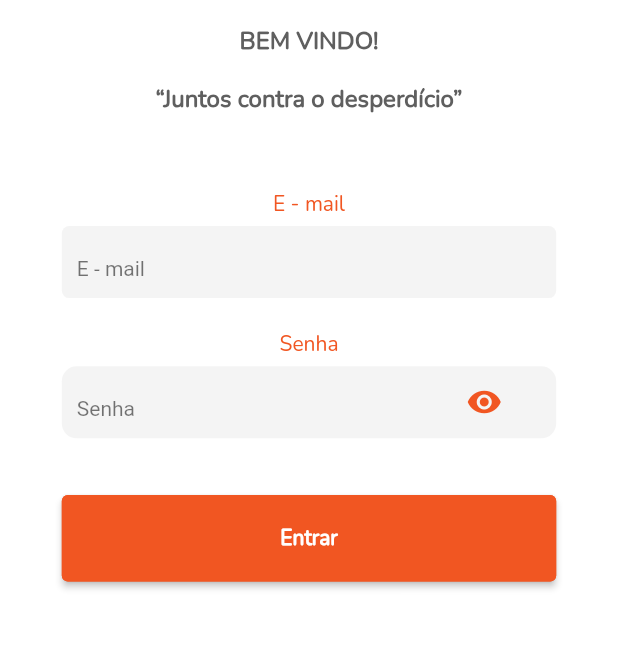
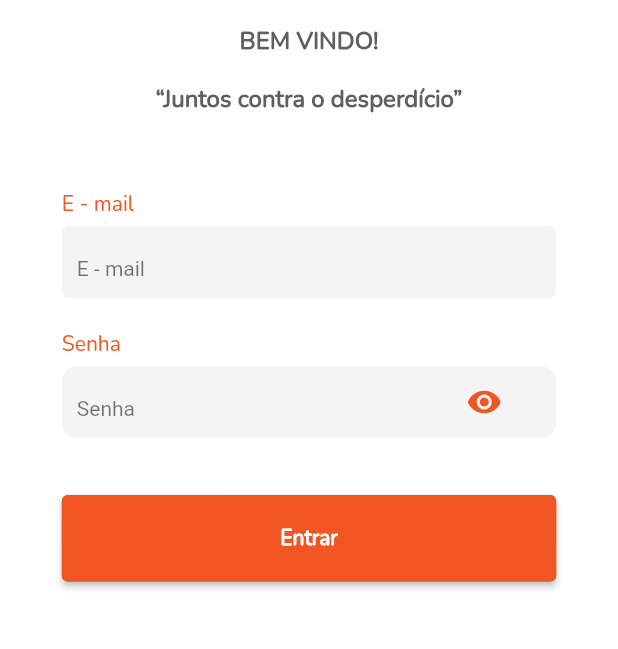
Before and after one commit to resilvajr1610/promosave, a Flutter app: the screen it shows after launch, after a tap on "Entrar", on a phone screen of 412 x 824 dp, the part 525-1174 px from its top. Run offline on Flutter 3.47's test engine with Material 2 defaults, Android fonts, the phone set to English and light mode, and no system bars; our stand-ins replace brasil_fields, cloud_firestore, firebase_auth, firebase_core, smooth_star_rating_nsafe; accounts and stored records are empty.

```diff
--- a/lib/utils/export.dart
+++ b/lib/utils/export.dart
@@ -28,6 +28,8 @@ export '../models/search_model.dart';
 
 export 'colors.dart';
 export 'routes.dart';
+export 'text_const.dart';
+export 'error_list.dart';
 
 export 'dart:convert';
 export 'package:firebase_auth/firebase_auth.dart';
--- a/lib/views/login_screen.dart
+++ b/lib/views/login_screen.dart
@@ -25,8 +25,8 @@ class _LoginScreenState extends State<LoginScreen> {
 
       try{
         await _auth.signInWithEmailAndPassword(
-            email: _controllerEmail.text,
-            password: _controllerPassword.text
+            email: _controllerEmail.text.trim(),
+            password: _controllerPassword.text.trim()
         ).then((auth)async{
           print("logado");
           Navigator.pushReplacementNamed(context, "/navigation");
@@ -81,19 +81,21 @@ class _LoginScreenState extends State<LoginScreen> {
                     text: 'BEM VINDO!',
                     size: 16.0,
                     color: PaletteColor.grey,
-                    fontWeight: FontWeight.bold
+                    fontWeight: FontWeight.bold,
+                    textAlign: TextAlign.center
                 ),
                 SizedBox(height: height*0.02),
                 TextCustom(
                     text:'“Juntos contra o desperdício”',
                     size: 16.0,
                     color: PaletteColor.grey,
-                    fontWeight: FontWeight.bold
+                    fontWeight: FontWeight.bold,
+                    textAlign: TextAlign.center
                 ),
                 SizedBox(height: height*0.06),
                 Container(
                   width: width*0.8,
-                  child: TextCustom(text: 'E - mail',color: PaletteColor.primaryColor,size: 14.0,fontWeight: FontWeight.normal),
+                  child: TextCustom(text: 'E - mail',color: PaletteColor.primaryColor,size: 14.0,fontWeight: FontWeight.normal,textAlign: TextAlign.start),
                 ),
                 InputRegister(
                   icons: Icons.height,
@@ -108,7 +110,7 @@ class _LoginScreenState extends State<LoginScreen> {
                 SizedBox(height: height*0.02),
                 Container(
                   width: width*0.8,
-                  child: TextCustom(text: 'Senha',color: PaletteColor.primaryColor,size: 14.0,fontWeight: FontWeight.normal),
+                  child: TextCustom(text: 'Senha',color: PaletteColor.primaryColor,size: 14.0,fontWeight: FontWeight.normal,textAlign: TextAlign.start),
                 ),
                 InputPassword(
                   showPassword: visibiblePassword,
--- a/lib/views/splash_screen.dart
+++ b/lib/views/splash_screen.dart
@@ -9,28 +9,32 @@ class SplashScreen extends StatefulWidget {
 
 class _SplashScreenState extends State<SplashScreen> {
 
-  Future<bool> _mockCheckForSession()async{
-    await Future.delayed(Duration(milliseconds: 3000),(){});
+  _mockCheckForSession()async{
 
-    return true;
+    if(FirebaseAuth.instance.currentUser!=null){
+      await Future.delayed(Duration(seconds: 3),(){
+        Navigator.of(context).pushReplacement(
+            MaterialPageRoute(
+                builder: ( BuildContext context) => HomeScreen()
+            )
+        );
+      });
+    }else{
+      await Future.delayed(Duration(seconds: 3),(){
+        Navigator.of(context).pushReplacement(
+            MaterialPageRoute(
+                builder: ( BuildContext context) => LoginScreen()
+            )
+        );
+      });
+    }
   }
-
   @override
   void initState() {
     super.initState();
+    _mockCheckForSession();
+  }
 
-    _mockCheckForSession().then(
-            (status) {
-          if(status){
-            Navigator.of(context).pushReplacement(
-                MaterialPageRoute(
-                    builder: ( BuildContext context) => InitialScreen()
-                )
-            );
-          }
-        }
-    );
-  }
 
   @override
   Widget build(BuildContext context) {
--- a/lib/widgets/drawer_custom.dart
+++ b/lib/widgets/drawer_custom.dart
@@ -26,7 +26,7 @@ class DrawerCustom extends StatelessWidget {
                       backgroundImage: AssetImage('assets/image/logo.png'),
                     ),
                   ),
-                  TextCustom(text: 'Guilia Maria', size: 16.0, color: PaletteColor.primaryColor, fontWeight: FontWeight.bold)
+                  TextCustom(text: 'Guilia Maria', size: 16.0, color: PaletteColor.primaryColor, fontWeight: FontWeight.bold,textAlign: TextAlign.center)
                 ],
               ),
             ),
--- a/lib/widgets/text_custom.dart
+++ b/lib/widgets/text_custom.dart
@@ -6,14 +6,15 @@ class TextCustom extends StatelessWidget {
   final size;
   final color;
   final fontWeight;
+  final textAlign;
 
-  TextCustom({required this.text, required this.size,required this.color,required this.fontWeight});
+  TextCustom({required this.text, required this.size,required this.color,required this.fontWeight, required this.textAlign});
 
   @override
   Widget build(BuildContext context) {
     return Text(text,
-        textAlign: TextAlign.center,
-        style: TextStyle(fontFamily: 'Nunito',color: color,fontSize: size,fontWeight: fontWeight,)
+        textAlign: textAlign,
+        style: TextStyle(fontFamily: 'Nunito',color: color,fontSize: size,fontWeight: fontWeight)
     );
   }
 }
--- a/pubspec.yaml
+++ b/pubspec.yaml
@@ -18,6 +18,7 @@ dependencies:
   firebase_storage: ^10.0.1
   brasil_fields: ^1.4.4
   smooth_star_rating_nsafe: ^1.0.0+1
+  intl: ^0.17.0
 
 dev_dependencies:
   flutter_test:
```
Also changed, not shown: lib/utils/error_list.dart (added, +12 -0 lines), lib/utils/text_const.dart (added, +9 -0 lines), lib/views/home_screen.dart (+37 -9 lines), lib/views/profile_screen.dart (+11 -11 lines), lib/views/register_screen.dart (+8 -8 lines), lib/widgets/card_home.dart (+24 -11 lines), pubspec.lock.
